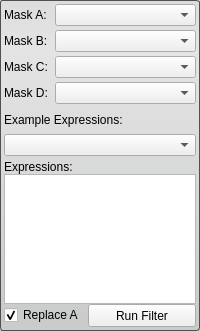
This is src/Interface/ToolInterface/BooleanFilterInterface.ui in SCIInstitute/Seg3D as Qt 5 draws it before an edit. The edited form follows.
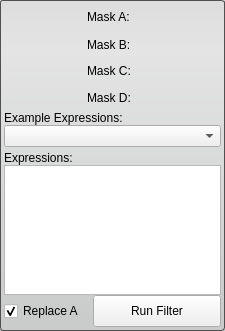
This is the edited form.

Patch:
```diff
--- a/src/Interface/ToolInterface/BooleanFilterInterface.ui
+++ b/src/Interface/ToolInterface/BooleanFilterInterface.ui
@@ -6,7 +6,7 @@
    <rect>
     <x>0</x>
     <y>0</y>
-    <width>200</width>
+    <width>225</width>
     <height>331</height>
    </rect>
   </property>
@@ -46,7 +46,7 @@
     <number>4</number>
    </property>
    <item>
-    <layout class="QHBoxLayout" name="maskAHLayout" stretch="1,3">
+    <layout class="QHBoxLayout" name="maskAHLayout" stretch="1">
      <property name="spacing">
       <number>4</number>
      </property>
@@ -55,25 +55,27 @@
      </property>
      <item>
       <widget class="QLabel" name="maskALabel">
+       <property name="sizePolicy">
+        <sizepolicy hsizetype="Fixed" vsizetype="Preferred">
+         <horstretch>0</horstretch>
+         <verstretch>0</verstretch>
+        </sizepolicy>
+       </property>
+       <property name="minimumSize">
+        <size>
+         <width>50</width>
+         <height>0</height>
+        </size>
+       </property>
        <property name="text">
         <string>Mask A:</string>
        </property>
       </widget>
      </item>
-     <item>
-      <widget class="QComboBox" name="maskAComboBox">
-       <property name="sizeAdjustPolicy">
-        <enum>QComboBox::AdjustToMinimumContentsLength</enum>
-       </property>
-       <property name="minimumContentsLength">
-        <number>12</number>
-       </property>
-      </widget>
-     </item>
     </layout>
    </item>
    <item>
-    <layout class="QHBoxLayout" name="maskBHLayout" stretch="1,3">
+    <layout class="QHBoxLayout" name="maskBHLayout" stretch="1">
      <property name="spacing">
       <number>4</number>
      </property>
@@ -85,25 +87,27 @@
      </property>
      <item>
       <widget class="QLabel" name="maskBLabel">
+       <property name="sizePolicy">
+        <sizepolicy hsizetype="Fixed" vsizetype="Preferred">
+         <horstretch>0</horstretch>
+         <verstretch>0</verstretch>
+        </sizepolicy>
+       </property>
+       <property name="minimumSize">
+        <size>
+         <width>50</width>
+         <height>0</height>
+        </size>
+       </property>
        <property name="text">
         <string>Mask B:</string>
        </property>
       </widget>
      </item>
-     <item>
-      <widget class="QComboBox" name="maskBComboBox">
-       <property name="sizeAdjustPolicy">
-        <enum>QComboBox::AdjustToMinimumContentsLength</enum>
-       </property>
-       <property name="minimumContentsLength">
-        <number>12</number>
-       </property>
-      </widget>
-     </item>
     </layout>
    </item>
    <item>
-    <layout class="QHBoxLayout" name="maskCHLayout" stretch="1,3">
+    <layout class="QHBoxLayout" name="maskCHLayout" stretch="1">
      <property name="spacing">
       <number>4</number>
      </property>
@@ -115,25 +119,27 @@
      </property>
      <item>
       <widget class="QLabel" name="maskCLabel">
+       <property name="sizePolicy">
+        <sizepolicy hsizetype="Fixed" vsizetype="Preferred">
+         <horstretch>0</horstretch>
+         <verstretch>0</verstretch>
+        </sizepolicy>
+       </property>
+       <property name="minimumSize">
+        <size>
+         <width>50</width>
+         <height>0</height>
+        </size>
+       </property>
        <property name="text">
         <string>Mask C:</string>
        </property>
       </widget>
      </item>
-     <item>
-      <widget class="QComboBox" name="maskCComboBox">
-       <property name="sizeAdjustPolicy">
-        <enum>QComboBox::AdjustToMinimumContentsLength</enum>
-       </property>
-       <property name="minimumContentsLength">
-        <number>12</number>
-       </property>
-      </widget>
-     </item>
     </layout>
    </item>
    <item>
-    <layout class="QHBoxLayout" name="maskDHLayout" stretch="1,3">
+    <layout class="QHBoxLayout" name="maskDHLayout" stretch="1">
      <property name="spacing">
       <number>4</number>
      </property>
@@ -145,27 +151,23 @@
      </property>
      <item>
       <widget class="QLabel" name="maskDCLabel">
+       <property name="sizePolicy">
+        <sizepolicy hsizetype="Fixed" vsizetype="Preferred">
+         <horstretch>0</horstretch>
+         <verstretch>0</verstretch>
+        </sizepolicy>
+       </property>
+       <property name="minimumSize">
+        <size>
+         <width>50</width>
+         <height>0</height>
+        </size>
+       </property>
        <property name="text">
         <string>Mask D:</string>
        </property>
       </widget>
      </item>
-     <item>
-      <widget class="QComboBox" name="maskDComboBox">
-       <property name="baseSize">
-        <size>
-         <width>650</width>
-         <height>0</height>
-        </size>
-       </property>
-       <property name="sizeAdjustPolicy">
-        <enum>QComboBox::AdjustToMinimumContentsLength</enum>
-       </property>
-       <property name="minimumContentsLength">
-        <number>12</number>
-       </property>
-      </widget>
-     </item>
     </layout>
    </item>
    <item>
@@ -243,6 +245,12 @@
          <verstretch>0</verstretch>
         </sizepolicy>
        </property>
+       <property name="minimumSize">
+        <size>
+         <width>0</width>
+         <height>32</height>
+        </size>
+       </property>
        <property name="text">
         <string>Replace A</string>
        </property>
@@ -259,10 +267,16 @@
          <verstretch>0</verstretch>
         </sizepolicy>
        </property>
+       <property name="minimumSize">
+        <size>
+         <width>0</width>
+         <height>32</height>
+        </size>
+       </property>
        <property name="maximumSize">
         <size>
          <width>16777215</width>
-         <height>23</height>
+         <height>32</height>
         </size>
        </property>
        <property name="text">
```
